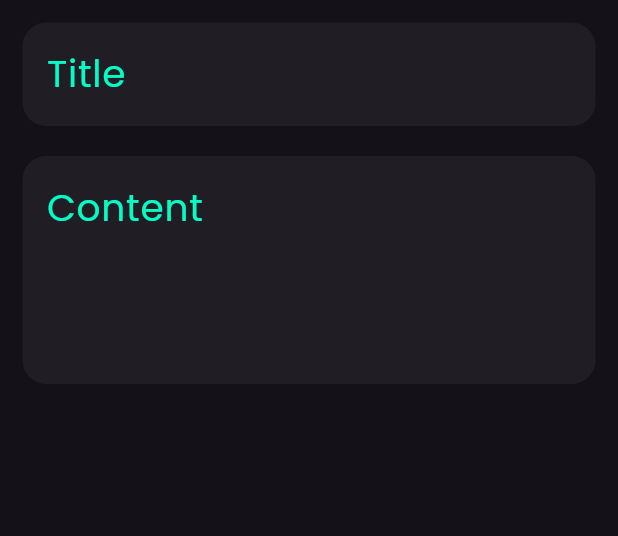
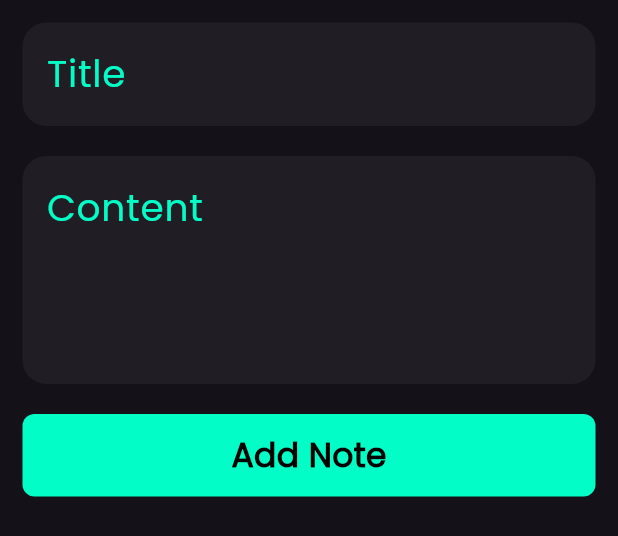
Before and after one commit to MohamedElsay0d/note_app_with_cubit-hive, a Flutter app: the AddNote widget shown alone on an empty page, opened directly, on a phone screen of 412 x 824 dp. Shown: the top 536 px of the screen. Run offline on Flutter 3.47's test engine with Material 3 defaults, Android fonts, the phone set to English and light mode, and no system bars.

Commit message:
Modify CustomButtonAdd

```diff
--- a/lib/widgets/AddNote.dart
+++ b/lib/widgets/AddNote.dart
@@ -1,5 +1,6 @@
 import 'package:flutter/material.dart';
 
+import 'CustomButtonAdd.dart';
 import 'CustomTextField.dart';
 
 class AddNote extends StatelessWidget {
@@ -9,6 +10,7 @@ class AddNote extends StatelessWidget {
   Widget build(BuildContext context) {
     return const Padding(
       padding: EdgeInsets.all(15.0),
+      child: SingleChildScrollView(
         child: Column(
           children: [
             CustomTextField(
@@ -22,7 +24,12 @@ class AddNote extends StatelessWidget {
               hint: "Content",
               maxLines: 5,
             ),
+            SizedBox(
+              height: 20,
+            ),
+            CustomAddButton()
           ],
+        ),
       ),
     );
   }
--- /dev/null
+++ b/lib/widgets/CustomButtonAdd.dart
@@ -0,0 +1,23 @@
+import 'package:flutter/material.dart';
+
+class CustomAddButton extends StatelessWidget {
+  const CustomAddButton({super.key});
+
+  @override
+  Widget build(BuildContext context) {
+    return Container(
+      width: MediaQuery.of(context).size.width,
+      height: 55,
+      decoration: BoxDecoration(
+          color: const Color.fromARGB(255, 3, 253, 199),
+          borderRadius: BorderRadius.circular(8)),
+      child: const Center(
+        child: Text(
+          "Add Note",
+          style: TextStyle(
+              color: Colors.black, fontSize: 22, fontWeight: FontWeight.bold),
+        ),
+      ),
+    );
+  }
+}
```
Lines whose indentation alone changed are shown as unchanged.
